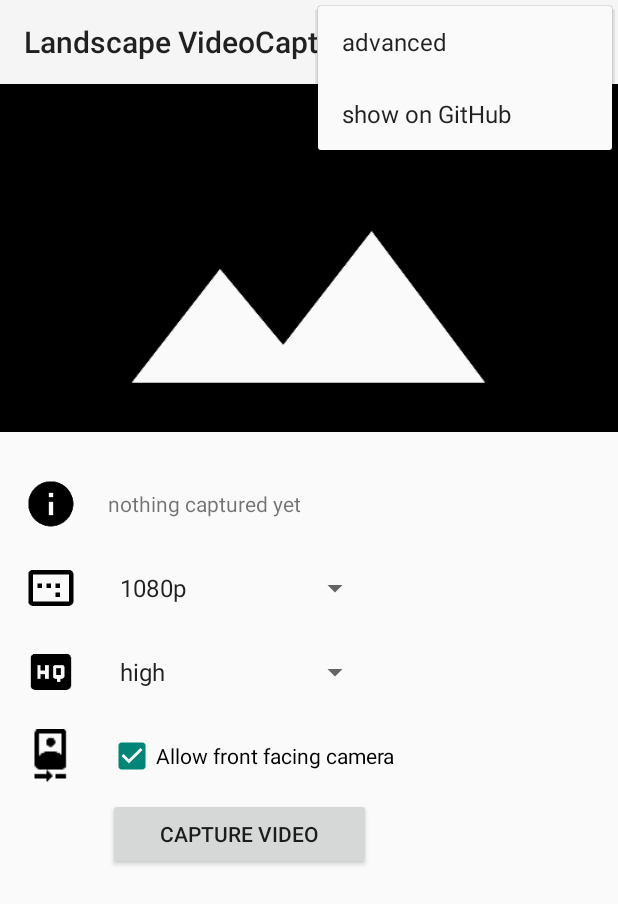
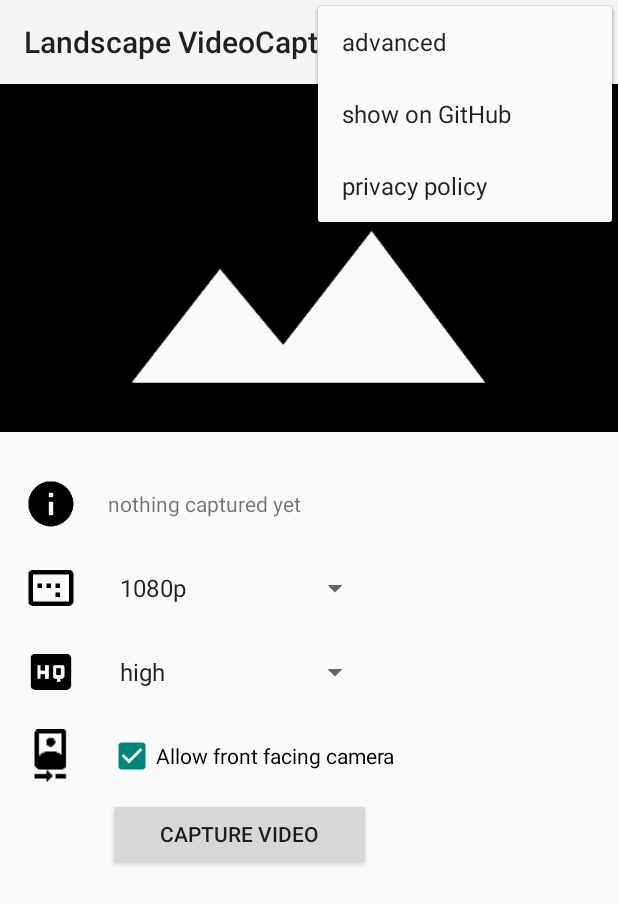
Before and after one commit to JeroenMols/LandscapeVideoCamera, an Android app: the screen it shows after launch (MainActivity), with the options menu open, on a phone screen of 412 x 824 dp. Shown: the top 904 px of the screen. Run offline under Robolectric (Android 15) with nearby library versions, the light colour scheme and no system bars.

Commit message:
Added privacy policy url

```diff
--- a/example/src/main/java/com/jmolsmobile/landscapevideocapture_sample/CaptureDemoFragment.java
+++ b/example/src/main/java/com/jmolsmobile/landscapevideocapture_sample/CaptureDemoFragment.java
@@ -148,6 +148,9 @@ public class CaptureDemoFragment extends Fragment implements OnClickListener {
             case R.id.menu_github:
                 openGitHub();
                 break;
+            case R.id.menu_privacy:
+                openPrivacyPolicy();
+                break;
         }
         return true;
     }
@@ -158,6 +161,13 @@ public class CaptureDemoFragment extends Fragment implements OnClickListener {
 
     private void openGitHub() {
         Intent browserIntent = new Intent(Intent.ACTION_VIEW, Uri.parse(getString(R.string.github_url)));
+        if (canHandleIntent(browserIntent)) {
+            startActivity(browserIntent);
+        }
+    }
+
+    private void openPrivacyPolicy() {
+        Intent browserIntent = new Intent(Intent.ACTION_VIEW, Uri.parse(getString(R.string.privacy_url)));
         if (canHandleIntent(browserIntent)) {
             startActivity(browserIntent);
         }
--- a/example/src/main/res/menu/capture_demo.xml
+++ b/example/src/main/res/menu/capture_demo.xml
@@ -1,5 +1,4 @@
-<?xml version="1.0" encoding="utf-8"?>
-<!--
+<?xml version="1.0" encoding="utf-8"?><!--
   ~  Copyright 2016 Jeroen Mols
   ~
   ~  Licensed under the Apache License, Version 2.0 (the "License");
@@ -15,17 +14,21 @@
   ~  limitations under the License.
   -->
 
-<menu xmlns:android="http://schemas.android.com/apk/res/android" >
-   <item
-      android:id="@+id/menu_advanced"
-      android:showAsAction="never"
-      android:orderInCategory="1"
-      android:title="@string/advanced">
-   </item>
+<menu xmlns:android="http://schemas.android.com/apk/res/android"
+    xmlns:app="http://schemas.android.com/apk/res-auto">
     <item
-      android:id="@+id/menu_github"
-      android:showAsAction="never"
-      android:orderInCategory="2"
-      android:title="@string/github">
-   </item>
+        android:id="@+id/menu_advanced"
+        android:orderInCategory="1"
+        android:title="@string/advanced"
+        app:showAsAction="never" />
+    <item
+        android:id="@+id/menu_github"
+        android:orderInCategory="2"
+        android:title="@string/github"
+        app:showAsAction="never" />
+    <item
+        android:id="@+id/menu_privacy"
+        android:orderInCategory="3"
+        android:title="@string/privacy"
+        app:showAsAction="never" />
 </menu>
--- a/example/src/main/res/values/strings.xml
+++ b/example/src/main/res/values/strings.xml
@@ -35,5 +35,7 @@
     <string name="github_url">https://github.com/jeroenmols/LandscapeVideoCamera</string>
     <string name="show_timer">Show Timer</string>
     <string name="allow_frontcamera">Allow front facing camera</string>
+    <string name="privacy">privacy policy</string>
+    <string name="privacy_url">http://jeroenmols.com/apps/landscapevideocamera/privacy_policy.html</string>
 
 </resources>
```
